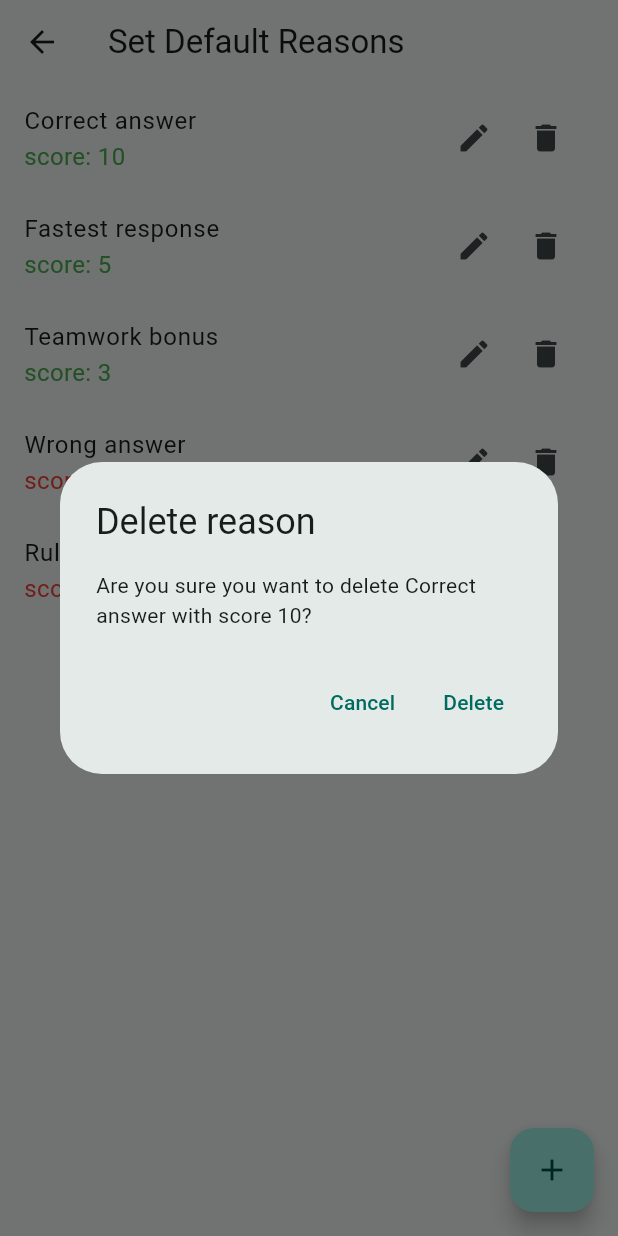
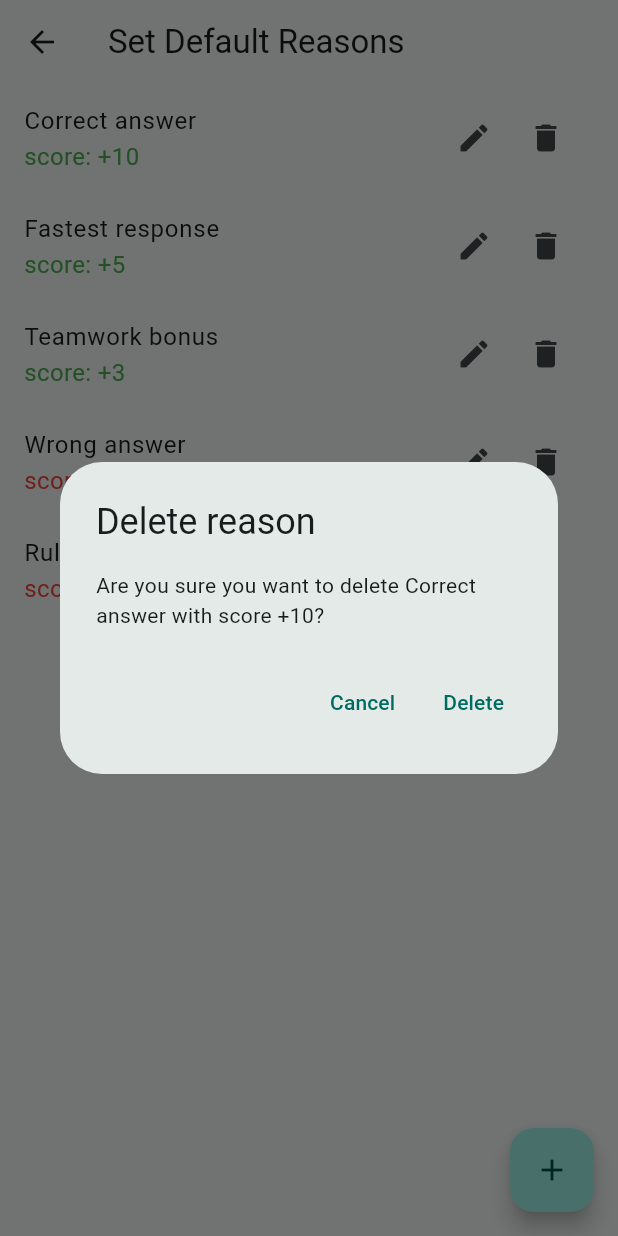
Before and after one commit to tk-wong/score_tracker, a Flutter app: the SetReasonPage screen opened directly, after a tap on the "delete" icon, on a phone screen of 412 x 824 dp. Run offline on Flutter 3.47's test engine with Material 3 defaults, Android fonts, the phone set to English and light mode, and no system bars; our stand-ins replace objectbox; generated files the repository leaves out were written again.

Commit message:
refactor set_reason_page

```diff
--- a/lib/pages/set_reason_page.dart
+++ b/lib/pages/set_reason_page.dart
@@ -2,7 +2,8 @@ import 'package:flutter/material.dart';
 import 'package:score_app/controller/score_reason_controller.dart';
 import 'package:score_app/main.dart';
 import 'package:score_app/models/score_reason.dart';
-import 'package:score_app/widgets/change_reason_dialog.dart';
+import 'package:score_app/widgets/default_reason_setting/change_reason_dialog.dart';
+import 'package:score_app/widgets/default_reason_setting/delete_reason_dialog.dart';
 
 class SetReasonPage extends StatefulWidget {
   const SetReasonPage({super.key});
@@ -22,61 +23,62 @@ void initState() {
   @override
   Widget build(BuildContext context) {
     return Scaffold(
-      appBar: AppBar(
-        title: Text('Set Default Reasons'),
-      ),
+      appBar: AppBar(title: Text('Set Default Reasons')),
       floatingActionButton: FloatingActionButton(
         onPressed: () async {
           await _handleScoreReason(context: context);
         },
         child: const Icon(Icons.add),
       ),
-      body: StreamBuilder(stream: _reasonController.getAllReasons(), builder: (context, snapshot) {
+      body: StreamBuilder(
+        stream: _reasonController.getAllReasons(),
+        builder: (context, snapshot) {
           if (snapshot.hasData) {
+            return _formatDefaultReason(snapshot);
+          } else {
+            return Center(child: CircularProgressIndicator());
+          }
+        },
+      ),
+    );
+  }
+
+  ListView _formatDefaultReason(AsyncSnapshot<List<ScoreReason>> snapshot) {
     final reasons = snapshot.data!;
     return ListView.builder(
       itemCount: reasons.length,
       itemBuilder: (context, index) {
         final reason = reasons[index];
+        bool isPositive = reason.delta >= 0;
+        final deltaString = isPositive
+            ? '+${reason.delta}'
+            : reason.delta.toString();
         return ListTile(
           title: Text(reason.label),
           // subtitle: Text(reason.delta.toString()),
-                subtitle: Text("score: ${reason.delta.toString()}", style: TextStyle(
+          subtitle: Text(
+            "score: $deltaString",
+            style: TextStyle(
               fontSize: 16,
-                  color: reason.delta >= 0 ? Colors.green : Colors.red,
-                ),),
+              color: isPositive ? Colors.green : Colors.red,
+            ),
+          ),
           trailing: Row(
             mainAxisSize: MainAxisSize.min,
             children: [
               IconButton(
                 icon: Icon(Icons.edit),
                 onPressed: () async {
-                        await _handleScoreReason(context: context, reason: reason);
+                  await _handleScoreReason(
+                    context: context,
+                    reason: reason,
+                  );
                 },
               ),
               IconButton(
                 icon: Icon(Icons.delete),
                 onPressed: () async {
-                        final confirmDelete = await showDialog(context: context, builder: (BuildContext context){
-                          return AlertDialog(
-                            title: Text('Delete reason'),
-                            content: Text('Are you sure you want to delete ${reason.label} with score ${reason.delta}?'),
-                            actions: [
-                              TextButton(
-                                onPressed: () => Navigator.of(context).pop(false),
-                                child: Text('Cancel'),
-                              ),
-                              TextButton(
-                                onPressed: () => Navigator.of(context).pop(true),
-                                child: Text('Delete'),
-                              ),
-                            ],
-                          );
-                        },
-                        );
-                          if(confirmDelete == true) {
-                            _reasonController.deleteReason(reason.id);
-                          }
+                  await _onDeleteReason(context, reason, deltaString);
                 },
               ),
             ],
@@ -84,15 +86,31 @@ void initState() {
         );
       },
     );
-        } else {
-          return Center(child: CircularProgressIndicator());
-        }
-      })
-    );
   }
 
-  Future<void> _handleScoreReason({required BuildContext context, ScoreReason? reason}) async {
-    final scoreReason = await showDialog(context: context, builder: (BuildContext context){
+  Future<void> _onDeleteReason(
+    BuildContext context,
+    ScoreReason reason,
+    String deltaString,
+  ) async {
+    final confirmDelete = await showDialog(
+      context: context,
+      builder: (BuildContext context) {
+        return DeleteReasonDialog(reason: reason, deltaString: deltaString);
+      },
+    );
+    if (confirmDelete == true) {
+      _reasonController.deleteReason(reason.id);
+    }
+  }
+
+  Future<void> _handleScoreReason({
+    required BuildContext context,
+    ScoreReason? reason,
+  }) async {
+    final scoreReason = await showDialog(
+      context: context,
+      builder: (BuildContext context) {
         return ChangeReasonDialog(reason: reason);
       },
     );
--- /dev/null
+++ b/lib/widgets/default_reason_setting/delete_reason_dialog.dart
@@ -0,0 +1,35 @@
+import 'package:flutter/material.dart';
+import 'package:score_app/models/score_reason.dart';
+
+class DeleteReasonDialog extends StatelessWidget {
+  const DeleteReasonDialog({
+    super.key,
+    required this.reason,
+    required this.deltaString,
+  });
+
+  final ScoreReason reason;
+  final String deltaString;
+
+  @override
+  Widget build(BuildContext context) {
+    return AlertDialog(
+      title: Text('Delete reason'),
+      content: Text(
+        'Are you sure you want to delete ${reason.label} with score $deltaString?',
+      ),
+      actions: [
+        TextButton(
+          onPressed: () =>
+              Navigator.of(context).pop(false),
+          child: Text('Cancel'),
+        ),
+        TextButton(
+          onPressed: () =>
+              Navigator.of(context).pop(true),
+          child: Text('Delete'),
+        ),
+      ],
+    );
+  }
+}
```
Also changed, not shown: lib/widgets/default_reason_setting/change_reason_dialog.dart (renamed from lib/widgets/change_reason_dialog.dart). Lines whose indentation alone changed are shown as unchanged.
